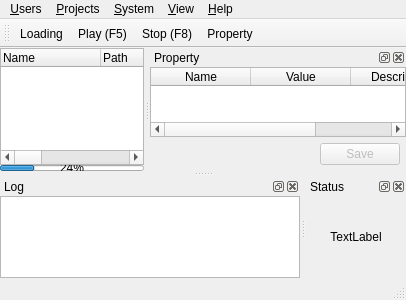
WilliamYinwei/TreeATE, file Src/TreeATE/mainwindow.ui: the form before one commit.
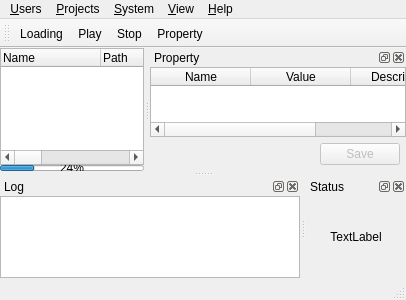
The form after the commit. Icons and pictures are not drawn. Custom widgets are drawn as their Qt base class.

The edit to the form file:
```diff
--- a/Src/TreeATE/mainwindow.ui
+++ b/Src/TreeATE/mainwindow.ui
@@ -159,6 +159,12 @@
    <addaction name="menu_Help"/>
   </widget>
   <widget class="QToolBar" name="mainToolBar">
+   <property name="sizePolicy">
+    <sizepolicy hsizetype="Preferred" vsizetype="Fixed">
+     <horstretch>0</horstretch>
+     <verstretch>0</verstretch>
+    </sizepolicy>
+   </property>
    <property name="minimumSize">
     <size>
      <width>0</width>
@@ -382,7 +388,10 @@
      <normaloff>:/play.png</normaloff>:/play.png</iconset>
    </property>
    <property name="text">
-    <string>&amp;Play (F5)</string>
+    <string>&amp;Play</string>
+   </property>
+   <property name="toolTip">
+    <string>Play</string>
    </property>
    <property name="shortcut">
     <string>F5</string>
@@ -394,7 +403,10 @@
      <normaloff>:/pause.png</normaloff>:/pause.png</iconset>
    </property>
    <property name="text">
-    <string>&amp;Stop (F8)</string>
+    <string>&amp;Stop</string>
+   </property>
+   <property name="toolTip">
+    <string>Stop</string>
    </property>
    <property name="shortcut">
     <string>F8</string>
@@ -512,6 +524,14 @@
   </action>
  </widget>
  <layoutdefault spacing="6" margin="11"/>
+ <customwidgets>
+  <customwidget>
+   <class>TASizeDockWidget</class>
+   <extends>QWidget</extends>
+   <header location="global">tasizedockwidget.h</header>
+   <container>1</container>
+  </customwidget>
+ </customwidgets>
  <tabstops>
   <tabstop>treeWidget_Units</tabstop>
   <tabstop>textBrowser_Log</tabstop>
```
Left out of the diff: 5 changed lines with no effect on the pictures.
